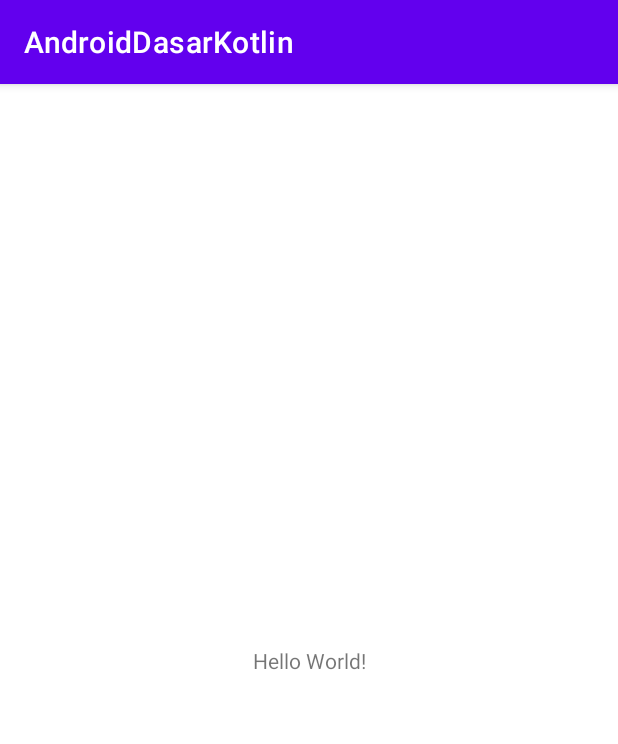
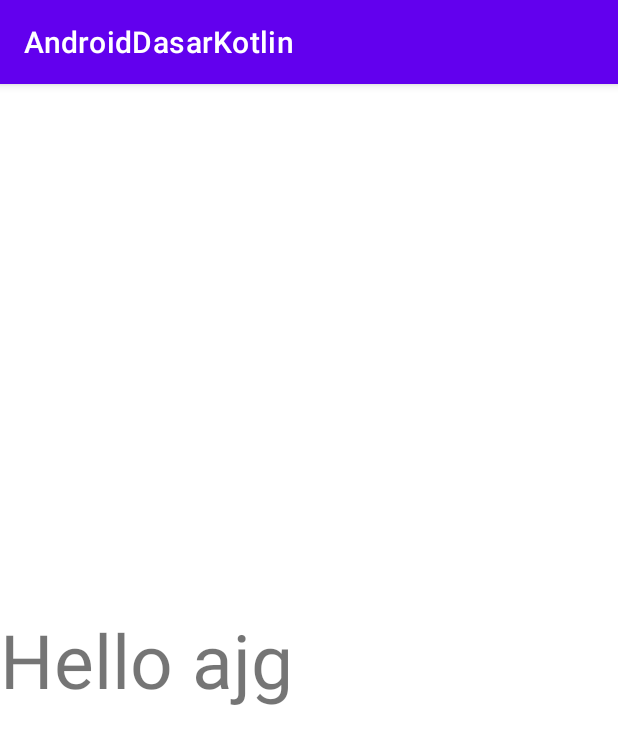
Before and after one commit to ichsan71/AndroidDasarKotlin, an Android app: the screen it shows after launch (MainActivity), on a phone screen of 412 x 824 dp. Shown: the top 744 px of the screen. Run offline under Robolectric (Android 15) with nearby library versions, the phone set to English and light mode, and no system bars.

Commit message:
menambahkan file xml layout baru

```diff
--- a/app/src/main/java/com/marqumil/androiddasarkotlin/MainActivity.kt
+++ b/app/src/main/java/com/marqumil/androiddasarkotlin/MainActivity.kt
@@ -6,6 +6,6 @@ import android.os.Bundle
 class MainActivity : AppCompatActivity() {
     override fun onCreate(savedInstanceState: Bundle?) {
         super.onCreate(savedInstanceState)
-        setContentView(R.layout.activity_main)
+        setContentView(R.layout.hello_world)
     }
 }
--- /dev/null
+++ b/app/src/main/res/layout/hello_world.xml
@@ -0,0 +1,14 @@
+<?xml version="1.0" encoding="utf-8"?>
+<LinearLayout xmlns:android="http://schemas.android.com/apk/res/android"
+    android:orientation="vertical"
+    android:layout_width="match_parent"
+    android:layout_height="wrap_content"
+    android:layout_gravity="center">
+
+    <TextView
+        android:layout_width="wrap_content"
+        android:layout_height="wrap_content"
+        android:text="Hello ajg"
+        android:textSize="50dp"/>
+
+</LinearLayout>
```
